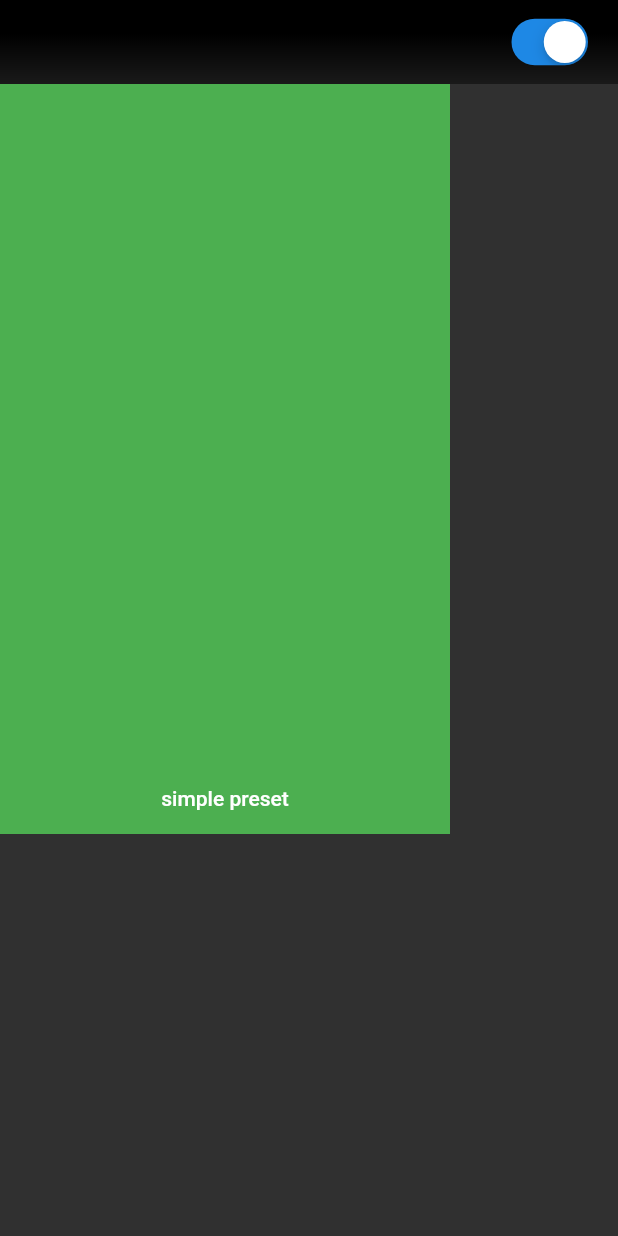
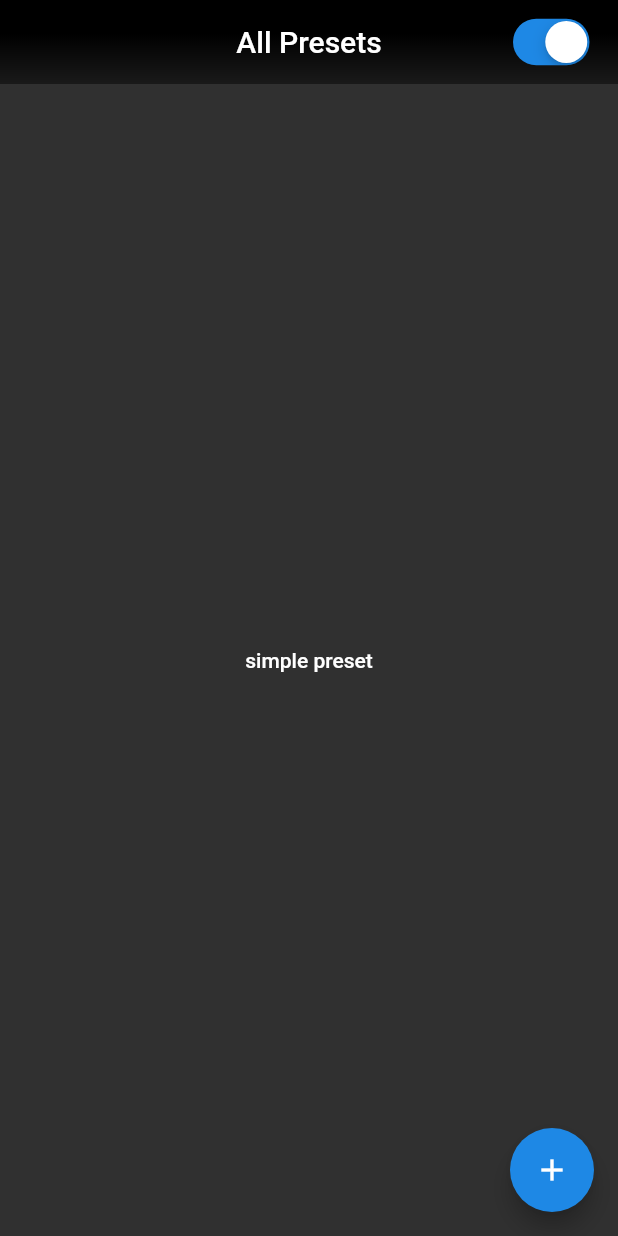
Before and after one commit to fischi1/LEDctrl, a Flutter app: the screen it shows after launch, on a phone screen of 412 x 824 dp. Run offline on Flutter 3.47's test engine with Material 2 defaults, Android fonts, the phone set to English and light mode, and no system bars; our stand-ins replace flutter_colorpicker.

Commit message:
fullscreendialog to choose a preset

```diff
--- a/lib/components/TransparentGradientAppBar.dart
+++ b/lib/components/TransparentGradientAppBar.dart
@@ -1,59 +1,72 @@
 import 'package:flutter/cupertino.dart';
 import 'package:flutter/material.dart';
 
-class TransparentGradientAppBar extends StatefulWidget
+class LedBackButton extends StatelessWidget {
+  final Function onPressed;
+
+  const LedBackButton({Key key, this.onPressed}) : super(key: key);
+
+  @override
+  Widget build(BuildContext context) {
+    return IconButton(
+      icon: Icon(
+        Icons.arrow_back,
+        size: 35,
+      ),
+      onPressed: onPressed,
+    );
+  }
+}
+
+class TransparentGradientAppBar extends StatelessWidget
     implements PreferredSizeWidget {
   final bool toggleValue;
   final ValueChanged<bool> onToggleChange;
   final Function onBackButtonPressed;
-
-  @override
-  _TransparentGradientAppBarState createState() =>
-      _TransparentGradientAppBarState();
+  final String title;
 
   TransparentGradientAppBar({
     Key key,
     this.toggleValue = true,
     this.onToggleChange,
     this.onBackButtonPressed,
+    this.title = "",
   })  : preferredSize = Size.fromHeight(kToolbarHeight),
         super(key: key);
 
   @override
   final Size preferredSize;
-}
 
-class _TransparentGradientAppBarState extends State<TransparentGradientAppBar> {
   @override
   Widget build(BuildContext context) {
     return AppBar(
       elevation: 0,
       backgroundColor: Colors.transparent,
+      centerTitle: true,
       leading: Builder(
         builder: (context) {
-          if (widget.onBackButtonPressed != null)
-            return IconButton(
-              icon: Icon(
-                Icons.arrow_back,
-                size: 35,
-              ),
-              onPressed: widget.onBackButtonPressed,
+          if (onBackButtonPressed != null)
+            return LedBackButton(
+              onPressed: onBackButtonPressed,
             );
           return Container();
         },
       ),
-      title: Align(
-        alignment: Alignment.centerRight,
-        child: CupertinoSwitch(
+      actions: <Widget>[
+        CupertinoSwitch(
           activeColor: Theme.of(context).buttonColor,
-          value: widget.toggleValue,
+          value: toggleValue,
           onChanged: (val) {
-            if (widget.onToggleChange != null) {
-              widget.onToggleChange(val);
+            if (onToggleChange != null) {
+              onToggleChange(val);
             }
           },
         ),
-      ),
+        SizedBox(
+          width: 15,
+        )
+      ],
+      title: Text(title),
       flexibleSpace: Container(
         decoration: new BoxDecoration(
           gradient: new LinearGradient(
--- /dev/null
+++ b/lib/domain/PresetType.dart
@@ -0,0 +1,7 @@
+enum PresetType {
+  simple,
+  image,
+  effectPingPong,
+  effectStroboscope,
+  effectRainbow
+}
--- a/lib/views/PresetOverviewPage.dart
+++ b/lib/views/PresetOverviewPage.dart
@@ -1,5 +1,7 @@
 import 'package:fischi/api/Toggle.dart';
 import 'package:fischi/components/TransparentGradientAppBar.dart';
+import 'package:fischi/domain/PresetType.dart';
+import 'package:fischi/views/ChoosePresetType.dart';
 import 'package:fischi/views/SimplePresetPage.dart';
 import 'package:flutter/cupertino.dart';
 import 'package:flutter/material.dart';
@@ -12,10 +14,27 @@ class PresetOverviewPage extends StatefulWidget {
 class _PresetOverviewPageState extends State<PresetOverviewPage> {
   bool onOffToggle = true;
 
+  void _navigate(BuildContext context, Widget widget) {
+    Navigator.of(context).push(
+      new CupertinoPageRoute(builder: (context) => widget),
+    );
+  }
+
+  void _handleNewPresetChosen(BuildContext context, PresetType presetType) {
+    switch (presetType) {
+      case PresetType.simple:
+        _navigate(context, SimplePresetPage());
+        break;
+      default:
+        print("no page for $presetType");
+    }
+  }
+
   @override
   Widget build(BuildContext context) {
     return Scaffold(
       appBar: TransparentGradientAppBar(
+        title: "All Presets",
         toggleValue: onOffToggle,
         onToggleChange: (val) {
           Toggle.toggleOnOff(val);
@@ -24,24 +43,39 @@ class _PresetOverviewPageState extends State<PresetOverviewPage> {
           });
         },
       ),
-      body: Container(
-        color: Colors.green,
-        width: 300,
-        height: 500,
-        child: Align(
-          alignment: Alignment.bottomCenter,
+      floatingActionButton: FloatingActionButton(
+        onPressed: () async {
+          PresetType presetType = await Navigator.of(context).push(
+            new CupertinoPageRoute<PresetType>(
+              builder: (context) => ChoosePresetType(),
+              fullscreenDialog: true,
+              maintainState: true,
+            ),
+          );
+
+          if (presetType != null) {
+            _handleNewPresetChosen(context, presetType);
+          }
+        },
+        child: Icon(
+          Icons.add,
+          color: Theme.of(context).primaryIconTheme.color,
+        ),
+        backgroundColor: Theme.of(context).buttonColor,
+      ),
+      body: Center(
         child: MaterialButton(
           onPressed: () {
             Navigator.push(
               context,
               new CupertinoPageRoute(
-                    builder: (context) => new SimplePresetPage()),
+                builder: (context) => new SimplePresetPage(),
+              ),
             );
           },
           child: Text("simple preset"),
         ),
       ),
-      ),
     );
   }
 }
```
Also changed, not shown: lib/views/ChoosePresetType.dart (added, +72 -0 lines). Lines whose indentation alone changed are shown as unchanged.
